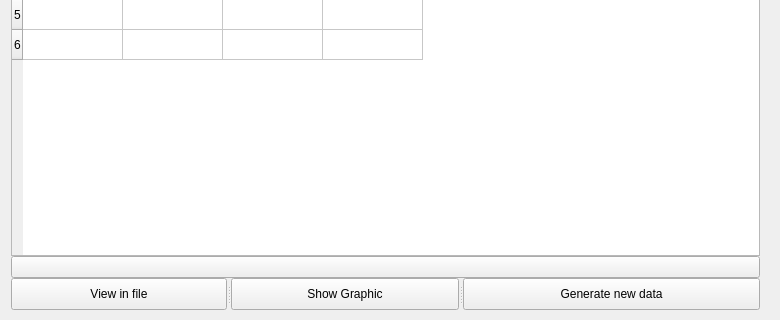
AverinDS/studyQt5, file windows/ui/database_window.ui: the form before one commit; both pictures show x 0 to 780 and y 150 to 470 of the 780 by 470 pixel window.
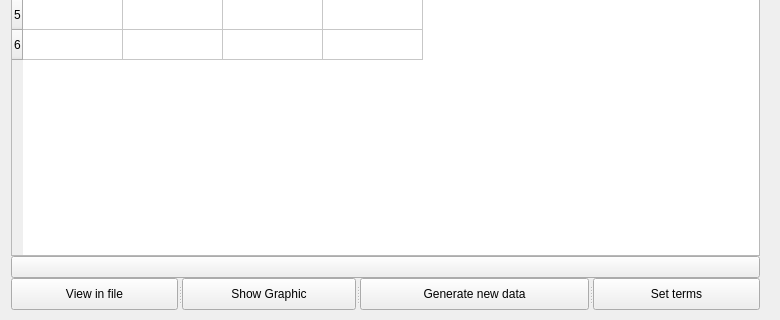
The form after the commit. Icons and pictures are not drawn.

Commit message: Add form for creating terms

Patch:
```diff
--- a/windows/ui/database_window.ui
+++ b/windows/ui/database_window.ui
@@ -146,6 +146,11 @@
                                     <string>Generate new data</string>
                                 </property>
                             </widget>
+       <widget class="QPushButton" name="setTermBtn">
+        <property name="text">
+         <string>Set terms</string>
+        </property>
+       </widget>
                         </widget>
                     </item>
                 </layout>
```
Left out of the diff: 4 changed lines with no effect on the pictures. Lines whose indentation alone changed are shown as unchanged. The commit also changes 3 other files.
